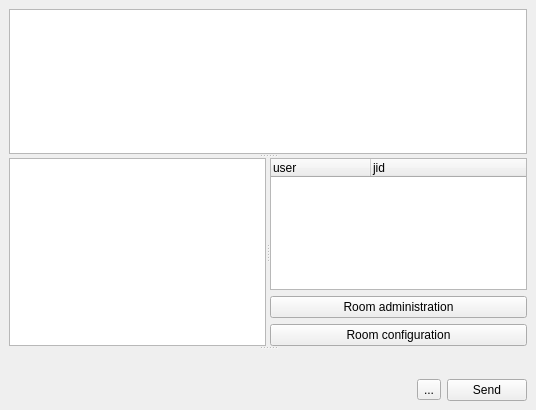
xmpp-graveyard/jabbim, file widgets/groupchatwidget.ui: the form before one commit.
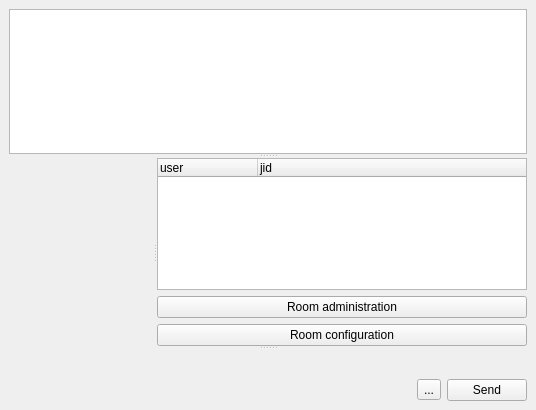
The form after the commit. Icons and pictures are not drawn.

Patch:
```diff
--- a/widgets/groupchatwidget.ui
+++ b/widgets/groupchatwidget.ui
@@ -55,11 +55,7 @@
       <property name="orientation" >
        <enum>Qt::Horizontal</enum>
       </property>
-      <widget class="QTextEdit" name="textEdit" >
-       <property name="undoRedoEnabled" >
-        <bool>false</bool>
-       </property>
-      </widget>
+      <widget class="QWidget" native="1" name="viewWidget" />
       <widget class="QWidget" name="layoutWidget" >
        <layout class="QVBoxLayout" >
         <property name="margin" >
```
Left out of the diff: 52 changed lines with no effect on the pictures.
